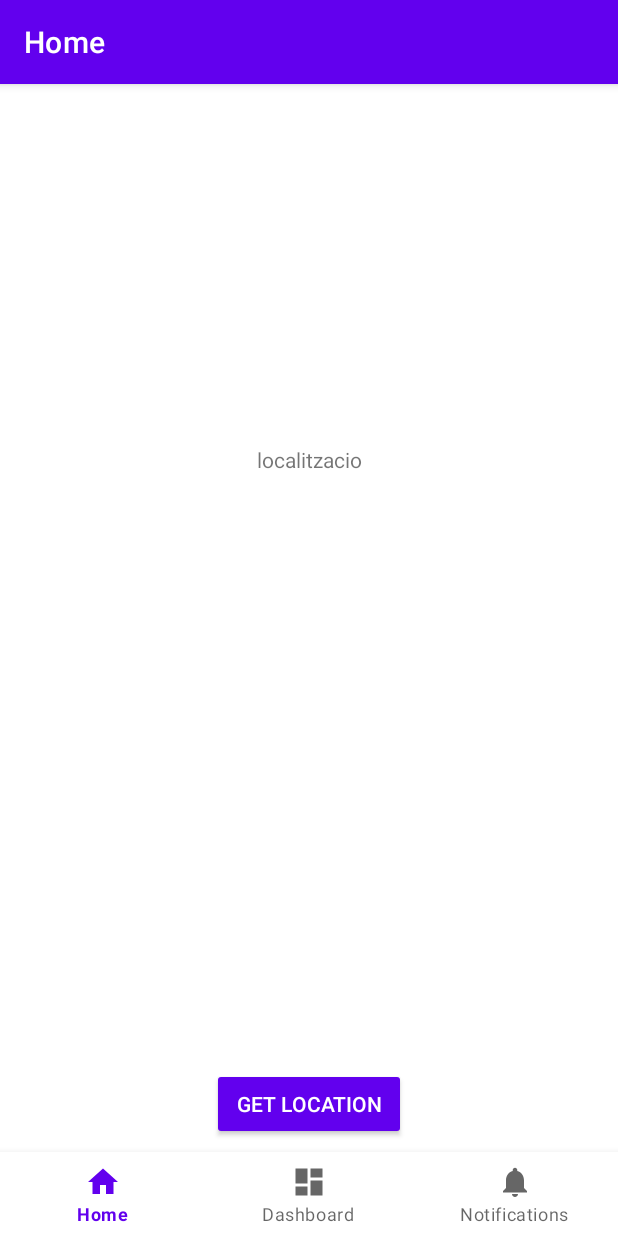
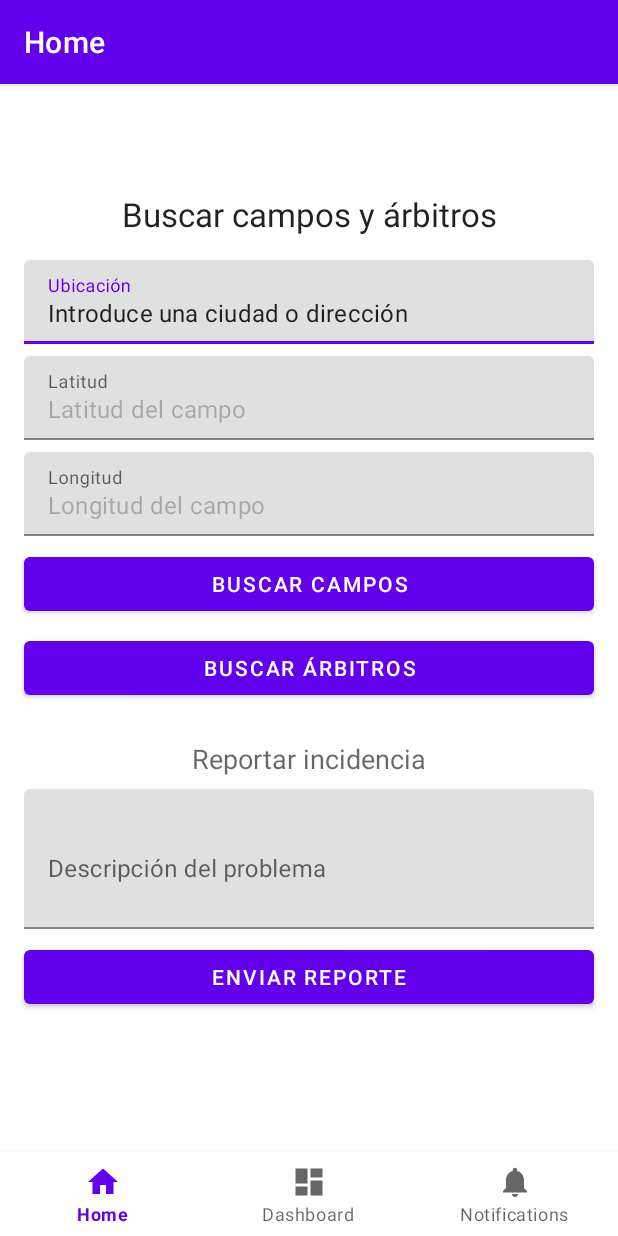
Before and after one commit to caballerito22/incivismo_propio_ACN, an Android app: the screen it shows after launch (MainActivity), on a phone screen of 412 x 824 dp. Run offline under Robolectric (Android 15) with nearby library versions, the phone set to English and light mode, and no system bars; our stand-ins replace Firebase (no records; nobody signed in at launch, a user with empty details on screens opened directly), navigation-ui; libraries missing offline, so code that uses them is left out: com.firebase.ui; 3 statements that could not run were skipped.

Commit message:
hasta reportar

```diff
--- /dev/null
+++ b/app/src/main/java/com/example/incivismo_propio/Incidencia.java
@@ -0,0 +1,50 @@
+package com.example.incivismo_propio;
+
+public class Incidencia {
+    String latitud;
+    String longitud;
+    String direccio;
+    String problema;
+
+    public String getLatitud() {
+        return latitud;
+    }
+
+    public void setLatitud(String latitud) {
+        this.latitud = latitud;
+    }
+
+    public String getLongitud() {
+        return longitud;
+    }
+
+    public void setLongitud(String longitud) {
+        this.longitud = longitud;
+    }
+
+    public String getDireccio() {
+        return direccio;
+    }
+
+    public void setDireccio(String direccio) {
+        this.direccio = direccio;
+    }
+
+    public String getProblema() {
+        return problema;
+    }
+
+    public void setProblema(String problema) {
+        this.problema = problema;
+    }
+
+    public Incidencia(String latitud, String longitud, String direccio, String problema) {
+        this.latitud = latitud;
+        this.longitud = longitud;
+        this.direccio = direccio;
+        this.problema = problema;
+    }
+
+    public Incidencia() {
+    }
+}
--- a/app/src/main/java/com/example/incivismo_propio/ui/SharedViewModel.java
+++ b/app/src/main/java/com/example/incivismo_propio/ui/SharedViewModel.java
@@ -19,6 +19,7 @@ import com.google.android.gms.location.FusedLocationProviderClient;
 import com.google.android.gms.location.LocationCallback;
 import com.google.android.gms.location.LocationRequest;
 import com.google.android.gms.location.LocationResult;
+import com.google.android.gms.maps.model.LatLng;
 import com.google.firebase.auth.FirebaseUser;
 
 import java.io.IOException;
@@ -29,6 +30,9 @@ import java.util.concurrent.ExecutorService;
 import java.util.concurrent.Executors;
 
 public class SharedViewModel extends AndroidViewModel {
+    //para obtener la latutud y la longitud
+    private final MutableLiveData<LatLng> currentLatLng = new MutableLiveData<>();
+
     private final Application app;
     //direccion actual
     private static final MutableLiveData<String> currentAddress = new MutableLiveData<>();
@@ -43,7 +47,12 @@ public class SharedViewModel extends AndroidViewModel {
     FusedLocationProviderClient mFusedLocationClient;
 
     //codigo para guardar usuario logeado de firebase
-    private MutableLiveData<FirebaseUser> user = new MutableLiveData<>();;
+    private MutableLiveData<FirebaseUser> user = new MutableLiveData<>();
+
+    //retornamos el livedata de la latitud y la longitud
+    public MutableLiveData<LatLng> getCurrentLatLng() {
+        return currentLatLng;
+    }
     public LiveData<FirebaseUser> getUser() {
         return user;
     }
@@ -173,8 +182,12 @@ public class SharedViewModel extends AndroidViewModel {
                     String finalResultMessage = resultMessage;
                     handler.post(() -> {
                         // Aquest codi s'executa en primer pla.
-                        if (mTrackingLocation)
+                        if (mTrackingLocation) {
                             currentAddress.postValue(String.format("Direcció: %1$s \n Hora: %2$tr", finalResultMessage, System.currentTimeMillis()));
+                        }
+                        //actualizamos latitud y longitud
+                        LatLng latlng = new LatLng(location.getLatitude(), location.getLongitude());
+                        currentLatLng.postValue(latlng);
                     });
                 }
 
--- a/app/src/main/java/com/example/incivismo_propio/ui/home/HomeFragment.java
+++ b/app/src/main/java/com/example/incivismo_propio/ui/home/HomeFragment.java
@@ -27,6 +27,7 @@ import androidx.core.content.ContextCompat;
 import androidx.fragment.app.Fragment;
 import androidx.lifecycle.ViewModelProvider;
 
+import com.example.incivismo_propio.Incidencia;
 import com.example.incivismo_propio.databinding.FragmentHomeBinding;
 import com.example.incivismo_propio.ui.SharedViewModel;
 import com.google.android.gms.location.FusedLocationProviderClient;
@@ -34,6 +35,9 @@ import com.google.android.gms.location.LocationCallback;
 import com.google.android.gms.location.LocationRequest;
 import com.google.android.gms.location.LocationResult;
 import com.google.android.gms.location.LocationServices;
+import com.google.firebase.auth.FirebaseAuth;
+import com.google.firebase.database.DatabaseReference;
+import com.google.firebase.database.FirebaseDatabase;
 
 import java.io.IOException;
 import java.util.ArrayList;
@@ -43,6 +47,10 @@ import java.util.concurrent.ExecutorService;
 import java.util.concurrent.Executors;
 
 public class HomeFragment extends Fragment {
+
+    //creo una instancia
+    private FirebaseAuth auth;
+
     private FusedLocationProviderClient mFusedLocationClient;
 
     private boolean mTrackingLocation;
@@ -62,30 +70,56 @@ public class HomeFragment extends Fragment {
         View root = binding.getRoot();
 
         //obtiene los views model para los datos
-        SharedViewModel sharedViewModel = new ViewModelProvider(getActivity()).get(SharedViewModel.class);
+        SharedViewModel sharedViewModel = new ViewModelProvider(requireActivity()).get(SharedViewModel.class);
 
         //obtiene la direccion y la actualoza
         SharedViewModel.getCurrentAddress().observe(getViewLifecycleOwner(), address -> {
-            binding.localitzacio.setText(String.format(
+            binding.editTextUbi.setText(String.format(
                     "Direcció: %1$s \n Hora: %2$tr",
                     address, System.currentTimeMillis()));
         });
 
+        //para poner la latitud y la longitud
+        sharedViewModel.getCurrentLatLng().observe(getViewLifecycleOwner(), latlng -> {
+            binding.editTextLatitud.setText(String.valueOf(latlng.latitude));
+            binding.editTextLongitud.setText(String.valueOf(latlng.longitude));
+        });
+
         //obtiene un string del sharedViewModel, obrerva cambios, y lo actualiza (cambia el texto del botón solo)
-        sharedViewModel.getButtonText().observe(getViewLifecycleOwner(), s -> binding.buttonLocation.setText(s));
+        sharedViewModel.getButtonText().observe(getViewLifecycleOwner(), s -> binding.buttonBuscarCampos.setText(s));
         //si está visible muestra la barra, si no no
-        sharedViewModel.getProgressBar().observe(getViewLifecycleOwner(), visible -> {
+       /* sharedViewModel.getProgressBar().observe(getViewLifecycleOwner(), visible -> {
             if (visible)
                 binding.loading.setVisibility(ProgressBar.VISIBLE);
             else
                 binding.loading.setVisibility(ProgressBar.INVISIBLE);
-        });
+        });*/
 
         //cuando le damos al boton sale el mensaje
-        binding.buttonLocation.setOnClickListener(view -> {
+        binding.buttonBuscarCampos.setOnClickListener(view -> {
             Log.d("DEBUG", "Obtenemos ubi");
             sharedViewModel.switchTrackingLocation();
         });
+
+        //Agregar evento al botón de reportar
+        binding.buttonReportar.setOnClickListener(button -> {
+            Incidencia incidencia = new Incidencia();
+            incidencia.setDireccio(binding.editTextUbi.getText().toString());
+            incidencia.setLatitud(binding.editTextLatitud.getText().toString());
+            incidencia.setLongitud(binding.editTextLongitud.getText().toString());
+            incidencia.setProblema(binding.editTextProblema.getText().toString());
+
+            //conectamos a firebase
+            auth = FirebaseAuth.getInstance();
+            DatabaseReference base = FirebaseDatabase.getInstance().getReference();
+            DatabaseReference users = base.child("users");
+            DatabaseReference uid = users.child(auth.getUid());
+            DatabaseReference incidencies = uid.child("incidencies");
+
+            DatabaseReference reference = incidencies.push();
+            reference.setValue(incidencia);
+        });
+
 
         return root;
     }
@@ -153,10 +187,10 @@ public class HomeFragment extends Fragment {
             Toast.makeText(requireContext(), "permisos aceptados", Toast.LENGTH_SHORT).show();
             mFusedLocationClient.requestLocationUpdates(getLocationRequest(), mLocationCallback, null);
         }
-        binding.localitzacio.setText("Carregant...");
-        binding.loading.setVisibility(ProgressBar.VISIBLE);
+        binding.editTextUbi.setText("Carregant...");
+        //binding.loading.setVisibility(ProgressBar.VISIBLE);
         mTrackingLocation = true;
-        binding.buttonLocation.setText("Aturar el seguiment de la ubicació");
+        binding.buttonBuscarCampos.setText("Aturar el seguiment de la ubicació");
     }
 
     //coverte la localizacion en texto, si no, nos dice el erroe
@@ -208,7 +242,7 @@ public class HomeFragment extends Fragment {
                     //por si desactiva las actualizaciones de localizacion
                     if (mTrackingLocation) {
                         // Aquest codi s'executa en primer pla.
-                        binding.localitzacio.setText(String.format("Direcció: %1$s \n Hora: %2$tr", finalResultMessage, System.currentTimeMillis()));
+                        binding.editTextUbi.setText(String.format("Direcció: %1$s \n Hora: %2$tr", finalResultMessage, System.currentTimeMillis()));
                     }
                 });
             }
@@ -240,9 +274,9 @@ public class HomeFragment extends Fragment {
 
     private void stopTrackingLocation() {
         if (mTrackingLocation) {
-            binding.loading.setVisibility(ProgressBar.INVISIBLE);
+            //binding.loading.setVisibility(ProgressBar.INVISIBLE);
             mTrackingLocation = false;
-            binding.buttonLocation.setText("Comença a seguir la ubicació");
+            binding.buttonBuscarCampos.setText("Comença a seguir la ubicació");
             mFusedLocationClient.removeLocationUpdates(mLocationCallback);
 
         }
--- a/app/src/main/res/layout/fragment_home.xml
+++ b/app/src/main/res/layout/fragment_home.xml
@@ -1,50 +1,151 @@
 <?xml version="1.0" encoding="utf-8"?>
-<androidx.constraintlayout.widget.ConstraintLayout xmlns:android="http://schemas.android.com/apk/res/android"
+<androidx.constraintlayout.widget.ConstraintLayout
+    xmlns:android="http://schemas.android.com/apk/res/android"
     xmlns:app="http://schemas.android.com/apk/res-auto"
     xmlns:tools="http://schemas.android.com/tools"
     android:layout_width="match_parent"
     android:layout_height="match_parent"
     tools:context=".ui.home.HomeFragment">
 
-    <ProgressBar
-        android:id="@+id/loading"
+    <TextView
+        android:id="@+id/textViewTitulo"
         android:layout_width="wrap_content"
         android:layout_height="wrap_content"
-        android:visibility="invisible"
+        android:text="Buscar campos y árbitros"
+        android:textAppearance="@style/TextAppearance.AppCompat.Large"
+        android:layout_marginTop="16dp"
         app:layout_constraintTop_toTopOf="parent"
-        app:layout_constraintBottom_toBottomOf="parent"
-        app:layout_constraintStart_toStartOf="parent"
-        app:layout_constraintEnd_toEndOf="parent"/>
-
-
-    <Button
-        android:id="@+id/button_location"
-        style="@style/Widget.AppCompat.Button.Colored"
-        android:layout_width="wrap_content"
-        android:layout_height="wrap_content"
-        android:text="Get Location"
-        app:layout_constraintBottom_toBottomOf="parent"
         app:layout_constraintLeft_toLeftOf="parent"
         app:layout_constraintRight_toRightOf="parent" />
 
-    <androidx.constraintlayout.widget.Guideline
-        android:id="@+id/guide_image_portrait"
+    <com.google.android.material.textfield.TextInputLayout
+        android:id="@+id/textInputLocation"
+        android:layout_width="0dp"
+        android:layout_height="wrap_content"
+        android:hint="Ubicación"
+        android:layout_marginTop="16dp"
+        app:layout_constraintTop_toBottomOf="@id/textViewTitulo"
+        app:layout_constraintStart_toStartOf="parent"
+        app:layout_constraintEnd_toEndOf="parent"
+        android:layout_marginStart="16dp"
+        android:layout_marginEnd="16dp">
+
+        <com.google.android.material.textfield.TextInputEditText
+            android:id="@+id/editTextUbi"
+            android:layout_width="match_parent"
+            android:layout_height="wrap_content"
+            android:hint="Introduce una ciudad o dirección"
+            android:inputType="text"
+            android:text="Introduce una ciudad o dirección" />
+    </com.google.android.material.textfield.TextInputLayout>
+
+    <com.google.android.material.textfield.TextInputLayout
+        android:id="@+id/textInputLatitude"
+        android:layout_width="0dp"
+        android:layout_height="wrap_content"
+        android:layout_marginTop="8dp"
+        android:hint="Latitud"
+        app:layout_constraintTop_toBottomOf="@id/textInputLocation"
+        app:layout_constraintStart_toStartOf="parent"
+        app:layout_constraintEnd_toEndOf="parent"
+        android:layout_marginStart="16dp"
+        android:layout_marginEnd="16dp">
+
+        <com.google.android.material.textfield.TextInputEditText
+            android:id="@+id/editTextLatitud"
+            android:layout_width="match_parent"
+            android:layout_height="wrap_content"
+            android:enabled="false"
+            android:hint="Latitud del campo"
+            android:text="Latitud del campo" />
+    </com.google.android.material.textfield.TextInputLayout>
+
+    <com.google.android.material.textfield.TextInputLayout
+        android:id="@+id/textInputLongitude"
+        android:layout_width="0dp"
+        android:layout_height="wrap_content"
+        android:layout_marginTop="8dp"
+        android:hint="Longitud"
+        app:layout_constraintTop_toBottomOf="@id/textInputLatitude"
+        app:layout_constraintStart_toStartOf="parent"
+        app:layout_constraintEnd_toEndOf="parent"
+        android:layout_marginStart="16dp"
+        android:layout_marginEnd="16dp">
+
+        <com.google.android.material.textfield.TextInputEditText
+            android:id="@+id/editTextLongitud"
+            android:layout_width="match_parent"
+            android:layout_height="wrap_content"
+            android:enabled="false"
+            android:hint="Longitud del campo"
+            android:text="Longitud del campo" />
+    </com.google.android.material.textfield.TextInputLayout>
+
+    <Button
+        android:id="@+id/buttonBuscarCampos"
+        android:layout_width="0dp"
+        android:layout_height="wrap_content"
+        android:text="Buscar Campos"
+        app:layout_constraintTop_toBottomOf="@id/textInputLongitude"
+        app:layout_constraintStart_toStartOf="parent"
+        app:layout_constraintEnd_toEndOf="parent"
+        android:layout_marginTop="8dp"
+        android:layout_marginStart="16dp"
+        android:layout_marginEnd="16dp" />
+
+    <Button
+        android:id="@+id/buttonBuscarArbitros"
+        android:layout_width="0dp"
+        android:layout_height="wrap_content"
+        android:text="Buscar Árbitros"
+        app:layout_constraintTop_toBottomOf="@id/buttonBuscarCampos"
+        app:layout_constraintStart_toStartOf="parent"
+        app:layout_constraintEnd_toEndOf="parent"
+        android:layout_marginTop="8dp"
+        android:layout_marginStart="16dp"
+        android:layout_marginEnd="16dp" />
+
+    <TextView
+        android:id="@+id/textViewReportar"
         android:layout_width="wrap_content"
         android:layout_height="wrap_content"
-        android:orientation="horizontal"
-        app:layout_constraintGuide_percent="0.6" />
+        android:text="Reportar incidencia"
+        android:textAppearance="@style/TextAppearance.AppCompat.Medium"
+        android:layout_marginTop="24dp"
+        app:layout_constraintTop_toBottomOf="@id/buttonBuscarArbitros"
+        app:layout_constraintLeft_toLeftOf="parent"
+        app:layout_constraintRight_toRightOf="parent" />
 
-    <TextView
-        android:id="@+id/localitzacio"
-        android:layout_width="wrap_content"
+    <com.google.android.material.textfield.TextInputLayout
+        android:id="@+id/textInputProblem"
+        android:layout_width="0dp"
         android:layout_height="wrap_content"
-        android:layout_marginStart="8dp"
+        android:hint="Descripción del problema"
         android:layout_marginTop="8dp"
-        android:layout_marginEnd="8dp"
-        android:layout_marginBottom="8dp"
-        android:text="localitzacio"
-        app:layout_constraintBottom_toTopOf="@+id/guide_image_portrait"
+        app:layout_constraintTop_toBottomOf="@id/textViewReportar"
+        app:layout_constraintStart_toStartOf="parent"
         app:layout_constraintEnd_toEndOf="parent"
+        android:layout_marginStart="16dp"
+        android:layout_marginEnd="16dp">
+
+        <com.google.android.material.textfield.TextInputEditText
+            android:id="@+id/editTextProblema"
+            android:layout_width="match_parent"
+            android:layout_height="wrap_content"
+            android:inputType="textMultiLine"
+            android:minLines="3" />
+    </com.google.android.material.textfield.TextInputLayout>
+
+    <Button
+        android:id="@+id/buttonReportar"
+        android:layout_width="0dp"
+        android:layout_height="wrap_content"
+        android:text="Enviar Reporte"
+        app:layout_constraintTop_toBottomOf="@id/textInputProblem"
         app:layout_constraintStart_toStartOf="parent"
-        app:layout_constraintTop_toTopOf="parent" />
+        app:layout_constraintEnd_toEndOf="parent"
+        android:layout_marginTop="8dp"
+        android:layout_marginStart="16dp"
+        android:layout_marginEnd="16dp" />
+
 </androidx.constraintlayout.widget.ConstraintLayout>
```
Also changed, not shown: 1 other file.
